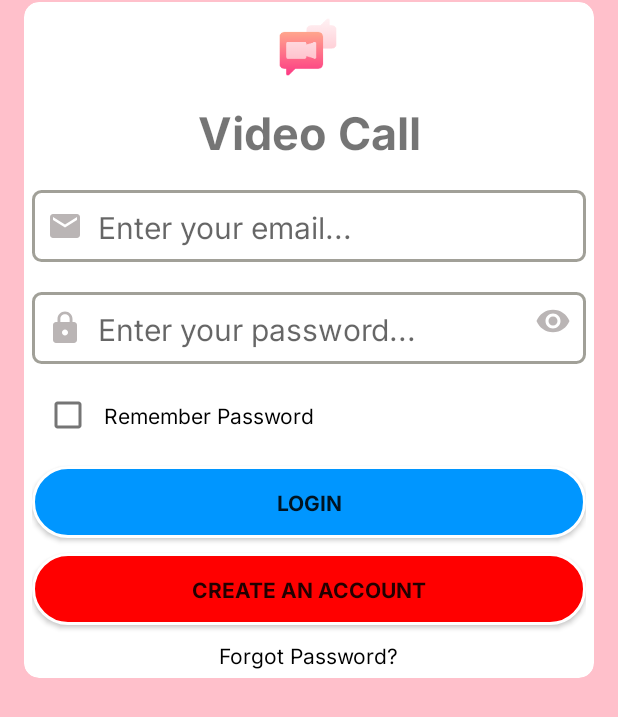
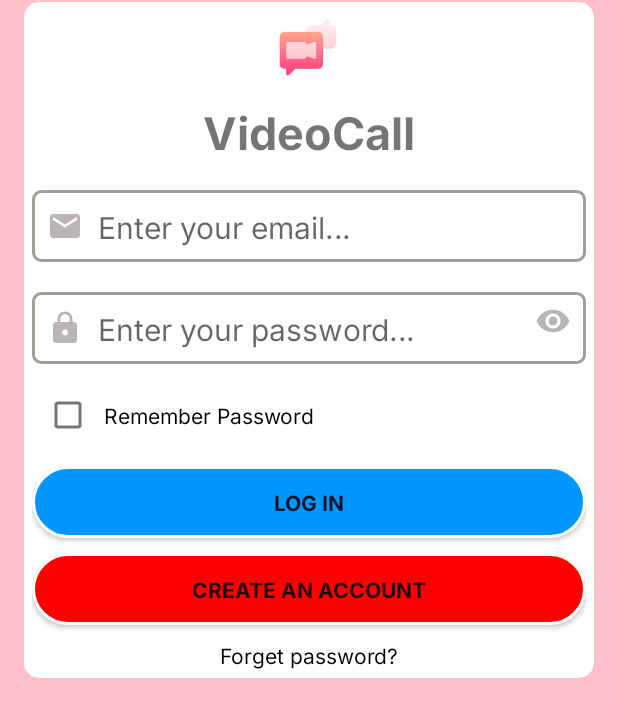
Before and after one commit to thanhhieu995/webRtcTest, an Android app: the screen it shows after launch (LoginActivity), after a tap on an icon or button, on a phone screen of 412 x 824 dp. Shown: the part 320-1037 px from the top of the screen. Run offline under Robolectric (Android 15) with nearby library versions, the phone set to English and light mode, and no system bars; our stand-ins replace Firebase (no records; nobody signed in at launch, a user with empty details on screens opened directly).

Commit message:
Replace text in login.xml by string.xml child.

```diff
--- a/app/src/main/res/layout/activity_login.xml
+++ b/app/src/main/res/layout/activity_login.xml
@@ -38,9 +38,9 @@
                 android:layout_height="50dp"
                 android:layout_marginTop="10dp"
                 android:fontFamily="@font/inter_bold"
-                android:text="Video Call"
+                android:text="@string/app_name"
                 android:textAlignment="center"
-                android:textSize="30dp"
+                android:textSize="30sp"
                 android:textStyle="bold" />
 
 
@@ -50,7 +50,7 @@
                 android:layout_height="wrap_content"
                 android:drawableStart="@drawable/ic_baseline_email_24"
                 style="@style/et_input"
-                android:hint="Enter your email..."
+                android:hint="@string/edt_email_hint"
                 android:minHeight="48dp" />
 
             <androidx.constraintlayout.widget.ConstraintLayout
@@ -65,7 +65,7 @@
                     android:layout_height="match_parent"
                     android:drawableStart="@drawable/ic_baseline_lock_24"
                     style="@style/et_input"
-                    android:hint="Enter your password..."
+                    android:hint="@string/edt_password_hint"
                     android:inputType="textPassword"
                     app:layout_constraintBottom_toBottomOf="parent"
                     app:layout_constraintEnd_toEndOf="parent"
@@ -101,7 +101,7 @@
                     android:id="@+id/lg_txtRememberPass"
                     android:layout_width="wrap_content"
                     android:layout_height="wrap_content"
-                    android:text="Remember Password"
+                    android:text="@string/txt_rememberPass"
                     android:textColor="@color/black"
                     app:layout_constraintBottom_toBottomOf="parent"
                     app:layout_constraintStart_toEndOf="@+id/lg_rememberPass"
@@ -115,14 +115,14 @@
                 style="@style/bt_login"
                 android:layout_width="match_parent"
                 android:layout_height="wrap_content"
-                android:text="Login" />
+                android:text="@string/button_login" />
 
             <androidx.appcompat.widget.AppCompatButton
                 android:id="@+id/lg_btn_signup"
                 style="@style/bt_signup"
                 android:layout_width="match_parent"
                 android:layout_height="wrap_content"
-                android:text="create an account" />
+                android:text="@string/button_signup" />
 
             <androidx.constraintlayout.widget.ConstraintLayout
                 android:id="@+id/lg_forgotPass"
@@ -134,7 +134,7 @@
                     android:id="@+id/lg_txtForgotPass"
                     android:layout_width="wrap_content"
                     android:layout_height="wrap_content"
-                    android:text="Forgot Password?"
+                    android:text="@string/txt_forgot"
                     android:textColor="@color/black"
                     app:layout_constraintBottom_toBottomOf="parent"
                     app:layout_constraintEnd_toEndOf="parent"
--- a/app/src/main/res/values/strings.xml
+++ b/app/src/main/res/values/strings.xml
@@ -1,3 +1,9 @@
 <resources>
     <string name="app_name">VideoCall</string>
+    <string name="edt_email_hint">Enter your email…</string>
+    <string name="edt_password_hint">Enter your password…</string>
+    <string name="txt_rememberPass">Remember Password</string>
+    <string name="button_login">Log in</string>
+    <string name="button_signup">create an account</string>
+    <string name="txt_forgot">Forget password?</string>
 </resources>
```
